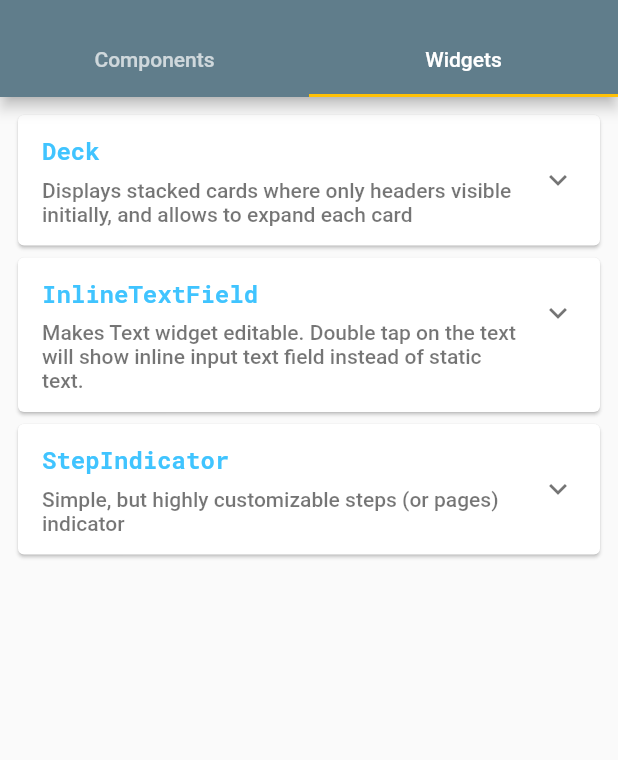
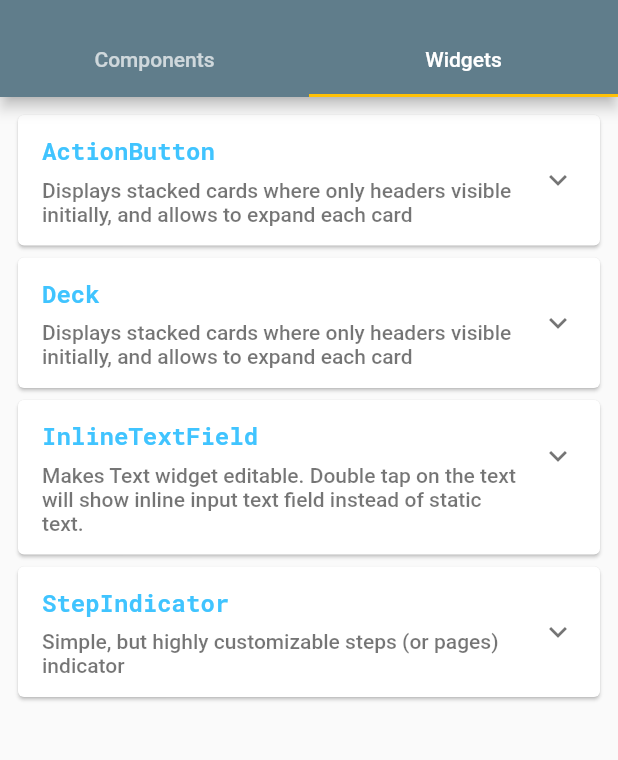
Before and after one commit to echedev/uic-flutter, a Flutter app: the screen it shows after launch, tab 2 chosen, on a phone screen of 412 x 824 dp, the part 59-819 px from its top. Run offline on Flutter 3.47's test engine with Material 2 defaults, Android fonts, the phone set to English and light mode, and no system bars; our stand-ins replace google_fonts.

Commit message:
Add 'ActionButton' widget

```diff
--- /dev/null
+++ b/example/lib/action_button.dart
@@ -0,0 +1,29 @@
+import 'package:flutter/material.dart';
+import 'package:uic/widgets.dart';
+
+List<Widget> examplesActionButton(BuildContext context) {
+  return <Widget>[
+    Padding(
+        padding: const EdgeInsets.only(top: 8.0),
+        child: Text('Default view'.toUpperCase(),
+          style: Theme.of(context).textTheme.caption,
+        )
+    ),
+    Padding(
+      padding: const EdgeInsets.all(16.0),
+      child: ActionButton(
+        action: () {
+          return Future.delayed(Duration(seconds: 5));
+        },
+//        onActionCompleted: () => print('Action completed'),
+//        onActionStarted: () => print('Action started'),
+        style: TextButton.styleFrom(
+          primary: Colors.white,
+          backgroundColor: Theme.of(context).accentColor,
+          minimumSize: Size(100.0, 32.0),
+        ),
+        child: Text('Action Button'),
+      ),
+    ),
+  ];
+}
--- a/example/lib/main.dart
+++ b/example/lib/main.dart
@@ -9,6 +9,7 @@ import 'loginuic_screen.dart';
 import 'checkboxuic_screen.dart';
 import 'progressuic_screen.dart';
 
+import 'action_button.dart';
 import 'deck.dart';
 import 'step_indicator.dart';
 
@@ -196,6 +197,31 @@ class _MyHomePageState extends State<MyHomePage> {
                     child: Padding(
                       padding: const EdgeInsets.only(top: 8.0, bottom: 8.0, ),
                       child: ExpansionTile(
+                        title: Text('ActionButton',
+                          style: GoogleFonts.robotoMono(
+                            fontWeight: FontWeight.bold,
+                            color: Colors.lightBlueAccent,
+                          ),
+                        ),
+                        subtitle: Padding(
+                          padding: const EdgeInsets.only(top: 8.0),
+                          child: Text('Displays stacked cards where only headers visible initially, '
+                              'and allows to expand each card',
+                            style: Theme.of(context).textTheme.bodyText1.copyWith(
+                              color: Colors.black54,
+                            ),
+                          ),
+                        ),
+                        children: [
+                          ...examplesActionButton(context),
+                        ],
+                      ),
+                    ),
+                  ),
+                  Card(
+                    child: Padding(
+                      padding: const EdgeInsets.only(top: 8.0, bottom: 8.0, ),
+                      child: ExpansionTile(
                         title: Text('Deck',
                           style: GoogleFonts.robotoMono(
                             fontWeight: FontWeight.bold,
--- a/lib/widgets.dart
+++ b/lib/widgets.dart
@@ -1,5 +1,6 @@
 library widgets;
 
+export 'widgets/action_button.dart';
 export 'deck.dart';
 export 'inline_text_field.dart';
 export 'step_indicator.dart';
```
Also changed, not shown: lib/widgets/action_button.dart (added, +69 -0 lines).
